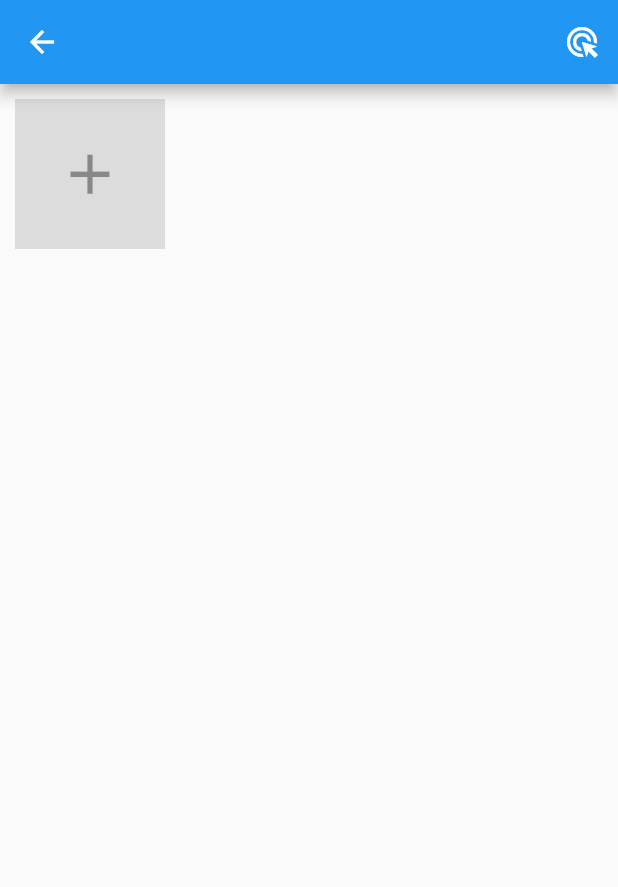
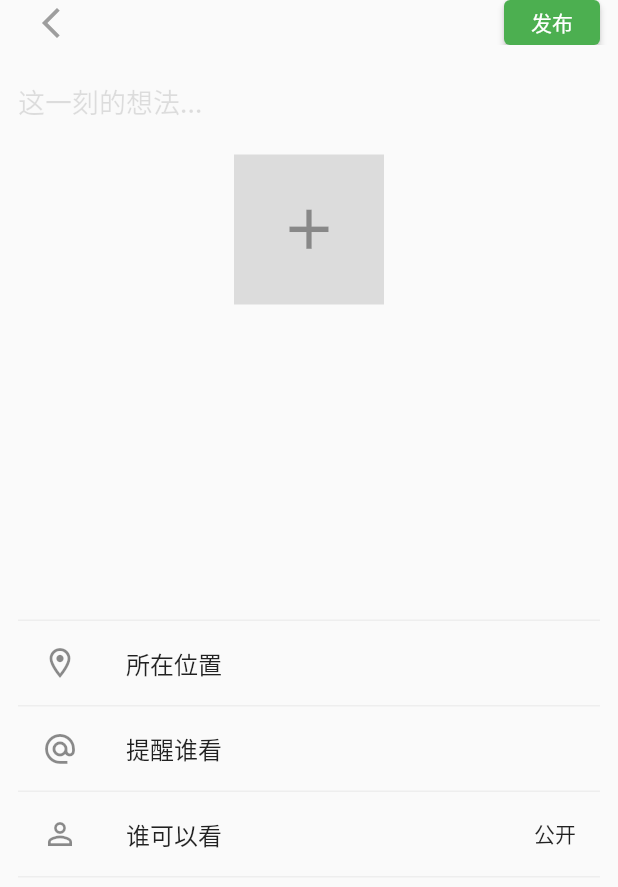
Before and after one commit to Luckyduck233/wechat_moments, a Flutter app: the PostEditPage screen opened directly, on a phone screen of 412 x 824 dp. Shown: the top 887 px of the screen. Run offline on Flutter 3.47's test engine with Material 2 defaults, Android fonts, the light colour scheme and no system bars; our stand-ins replace chewie, extended_image, flutter_image_compress, fluttertoast, video_player; missing offline and left inert: camerawesome, video_compress, wechat_assets_picker, wechat_camera_picker.

Commit message:
添加发布页的appbar 添加文本输入框 添加发布控制菜单项 添加菜单项数据模型

```diff
--- /dev/null
+++ b/lib/entity/index.dart
@@ -0,0 +1,3 @@
+library entity;
+
+export 'menu.dart';
--- /dev/null
+++ b/lib/entity/menu.dart
@@ -0,0 +1,23 @@
+import 'package:flutter/material.dart';
+
+///菜单项 数据模型
+class MenuItemModel {
+  MenuItemModel({
+    this.icon,
+    this.title,
+    this.rightText,
+    this.onTap,
+  });
+
+  ///图标
+  final IconData? icon;
+
+  ///标题
+  final String? title;
+
+  ///右侧文字
+  final String? rightText;
+
+  ///点击事件
+  final Function()? onTap;
+}
--- a/lib/main.dart
+++ b/lib/main.dart
@@ -16,6 +16,9 @@ class _MyAppState extends State<MyApp> {
   @override
   Widget build(BuildContext context) {
     return MaterialApp(
+      theme: ThemeData(
+        primarySwatch: Colors.green,
+      ),
       home: TimeLinePage(),
     );
   }
--- a/lib/pages/post.dart
+++ b/lib/pages/post.dart
@@ -1,13 +1,9 @@
 import 'package:flutter/material.dart';
-import 'package:flutter/widgets.dart';
-import 'package:wechat_assets_picker/wechat_assets_picker.dart';
 import 'package:wechat_camera_picker/wechat_camera_picker.dart';
-import 'package:wechat_moments/utils/bottom_sheet.dart';
-import 'package:wechat_moments/utils/config.dart';
-import 'package:wechat_moments/widgets/gallery.dart';
-import 'package:wechat_moments/widgets/player.dart';
+import 'package:wechat_moments/utils/index.dart';
+import 'package:wechat_moments/widgets/index.dart';
 
-import '../utils/compress.dart';
+import '../entity/index.dart';
 
 enum PostType {
   image,
@@ -47,6 +43,12 @@ class _PostEditPageState extends State<PostEditPage> {
 //  被拖拽的id
   late String _targetAssetId;
 
+//  内容输入控制器
+  final TextEditingController _contentController = TextEditingController();
+
+//  菜单列表
+  List<MenuItemModel> _menus = [];
+
 //  已压缩的视频文件
   // ignore: unused_field
   CompressMediaFile? _videoCompressMediaFile;
@@ -57,6 +59,23 @@ class _PostEditPageState extends State<PostEditPage> {
     super.initState();
     _postType = widget.postType;
     _selectedAssets = widget.selectedAssets ?? [];
+
+    _menus = [
+      MenuItemModel(icon: Icons.location_on_outlined, title: "所在位置"),
+      MenuItemModel(icon: Icons.alternate_email_outlined, title: "提醒谁看"),
+      MenuItemModel(
+          icon: Icons.person_outline_outlined,
+          title: "谁可以看",
+          rightText: "公开",
+          onTap: () {}),
+    ];
+  }
+
+  @override
+  void dispose() {
+    // TODO: implement dispose
+    super.dispose();
+    _contentController.dispose();
   }
 
 //  图片列表
@@ -391,7 +410,7 @@ class _PostEditPageState extends State<PostEditPage> {
     );
   }
 
-//  删除的bar
+  ///  删除的bar
   Widget _buildRemoveBar() {
     return DragTarget<AssetEntity>(
       builder: (BuildContext context, List<Object?> candidateData,
@@ -442,13 +461,73 @@ class _PostEditPageState extends State<PostEditPage> {
     );
   }
 
+  ///内容输入框
+  Widget _buildContentInput() {
+    return LimitedBox(
+      maxHeight: 180,
+      child: TextField(
+        maxLines: null,
+        maxLength: 20,
+        controller: _contentController,
+        decoration: InputDecoration(
+          hintText: "这一刻的想法...",
+          hintStyle: const TextStyle(
+            color: Colors.black12,
+            fontSize: 18,
+            fontWeight: FontWeight.w500,
+          ),
+          border: InputBorder.none,
+          // 显示输入框右下角当前字数和最大可输入字数
+          counterText: _contentController.text.isEmpty ? "" : null,
+        ),
+        // 当文字输入控制器发生变化时会发生一次回调
+        onChanged: (value) {
+          setState(() {});
+        },
+      ),
+    );
+  }
+
+  ///菜单项
+  Widget _buildMenus() {
+    List<Widget> ws = [];
+    for (int i = 0; i < _menus.length; i++) {
+      var menu = _menus[i];
+
+      if(i==0){
+        ws.add(MyDividerWidget());
+      }
+      ws.add(
+        ListTile(
+          leading: Icon(menu.icon),
+          title: Text(menu.title!),
+          trailing: Text(menu.rightText ?? ""),
+          onTap: menu.onTap,
+        ),
+      );
+      ws.add(MyDividerWidget());
+    }
+    return Padding(
+      padding: const EdgeInsets.only(top: 200),
+      child: Column(
+        children: ws,
+      ),
+    );
+  }
+
   //  主视图
   Widget _mainView() {
-    return Column(
+    return SingleChildScrollView(
+      physics: const BouncingScrollPhysics(),
+      child: Center(
+        child: Padding(
+          padding: const EdgeInsets.all(pagePadding),
+          child: Column(
             children: [
+              // 内容输入区域
+              _buildContentInput(),
               // 相册列表
               if (_postType == PostType.image) _buildPhotosList(),
-
               // 视频播放器
               if (_postType == PostType.video)
                 VideoPlayerWidget(
@@ -462,24 +541,39 @@ class _PostEditPageState extends State<PostEditPage> {
                   padding: const EdgeInsets.all(spacing),
                   child: _buildAddImageButton(context, 100),
                 ),
+              _buildMenus(),
             ],
+          ),
+        ),
+      ),
     );
   }
 
   @override
   Widget build(BuildContext context) {
     return Scaffold(
-      appBar: AppBar(
+      appBar: MyAppBar(
+        // 左侧返回
+        leading: Padding(
+          padding: const EdgeInsets.only(left: pagePadding),
+          child: GestureDetector(
+            onTap: () {
+              Navigator.of(context).pop();
+            },
+            child: const Icon(
+              Icons.arrow_back_ios_new_outlined,
+              color: Colors.grey,
+            ),
+          ),
+        ),
+        //右侧发布
         actions: [
-          IconButton(
-            onPressed: () {
-              if (_selectedAssets.length > 0) {
-                for (int i = 0; i < _selectedAssets.length; i++) {
-                  print("${_selectedAssets[i].id}");
-                }
-              }
-            },
-            icon: Icon(Icons.ads_click),
+          Padding(
+            padding: const EdgeInsets.only(right: pagePadding),
+            child: ElevatedButton(
+              onPressed: () {},
+              child: const Text("发布"),
+            ),
           ),
         ],
       ),
--- a/lib/utils/config.dart
+++ b/lib/utils/config.dart
@@ -7,13 +7,16 @@ const double spacing = 10.0;
 const int maxAssets = 9;
 
 ///强调色
-const Color accentColor=Colors.yellowAccent;
+const Color accentColor = Colors.yellowAccent;
 
 ///文字辅助色
 const Color secondaryTextColor = Colors.lightBlueAccent;
 
 ///图片border
-const double imageBorder=3.0;
+const double imageBorder = 3.0;
 
 /// 视频录制最大时间 秒
 const int maxVideoDuration = 30;
+
+///页面 padding
+const double pagePadding = 12;
--- a/lib/widgets/appbar.dart
+++ b/lib/widgets/appbar.dart
@@ -1,35 +1,34 @@
+import 'package:flutter/cupertino.dart';
 import 'package:flutter/material.dart';
 
-class SlideAppbarWidget extends StatelessWidget implements PreferredSizeWidget {
-  const SlideAppbarWidget({
-    Key? key,
-    required this.child,
-    required this.controller,
-    required this.visible,
-  }) : super(key: key);
+class MyAppBar extends StatelessWidget implements PreferredSizeWidget {
+  const MyAppBar({super.key, this.colors, this.elevation, this.leading, this.actions});
 
-  final PreferredSizeWidget child;
-  final AnimationController controller;
-  final bool visible;
+  ///appbar的背景颜色
+  final Color? colors;
+  ///appbar的海拔阴影
+  final double? elevation;
+  /// 在[title]之前的小组件
+  final Widget? leading;
+  /// 在[title]之后的小组件
+  final List<Widget>? actions;
 
   @override
   // TODO: implement preferredSize
-  Size get preferredSize => child.preferredSize;
+  Size get preferredSize => Size.fromHeight(30);
+
+  Widget _mainView(){
+    return AppBar(
+      backgroundColor: colors ?? Colors.transparent,
+      elevation: elevation ?? 0,
+      leading:leading,
+      actions: actions,
+    );
+  }
 
   @override
   Widget build(BuildContext context) {
-    visible ? controller.reverse() : controller.forward();
-    return SlideTransition(
-      position: Tween<Offset>(
-        begin: Offset.zero,
-        end: Offset(0, -1),
-      ).animate(
-        CurvedAnimation(
-          parent: controller,
-          curve: Curves.fastOutSlowIn,
-        ),
-      ),
-      child: child,
-    );
+    return _mainView();
   }
+
 }
--- a/lib/widgets/gallery.dart
+++ b/lib/widgets/gallery.dart
@@ -1,7 +1,7 @@
 import 'package:extended_image/extended_image.dart';
 import 'package:flutter/material.dart';
 import 'package:wechat_assets_picker/wechat_assets_picker.dart';
-import 'package:wechat_moments/widgets/appbar.dart';
+import 'package:wechat_moments/widgets/slide_appbar.dart';
 
 /// 图像浏览器
 class GalleryWidget extends StatefulWidget {
--- a/lib/widgets/index.dart
+++ b/lib/widgets/index.dart
@@ -1,6 +1,7 @@
 library mywidgets;
 
-export 'appbar.dart';
+export 'slide_appbar.dart';
 export 'gallery.dart';
 export 'my_divider.dart';
 export 'player.dart';
+export 'appbar.dart';
--- /dev/null
+++ b/lib/widgets/slide_appbar.dart
@@ -0,0 +1,35 @@
+import 'package:flutter/material.dart';
+
+class SlideAppbarWidget extends StatelessWidget implements PreferredSizeWidget {
+  const SlideAppbarWidget({
+    Key? key,
+    required this.child,
+    required this.controller,
+    required this.visible,
+  }) : super(key: key);
+
+  final PreferredSizeWidget child;
+  final AnimationController controller;
+  final bool visible;
+
+  @override
+  // TODO: implement preferredSize
+  Size get preferredSize => child.preferredSize;
+
+  @override
+  Widget build(BuildContext context) {
+    visible ? controller.reverse() : controller.forward();
+    return SlideTransition(
+      position: Tween<Offset>(
+        begin: Offset.zero,
+        end: Offset(0, -1),
+      ).animate(
+        CurvedAnimation(
+          parent: controller,
+          curve: Curves.fastOutSlowIn,
+        ),
+      ),
+      child: child,
+    );
+  }
+}
```
Lines whose indentation alone changed are shown as unchanged.
